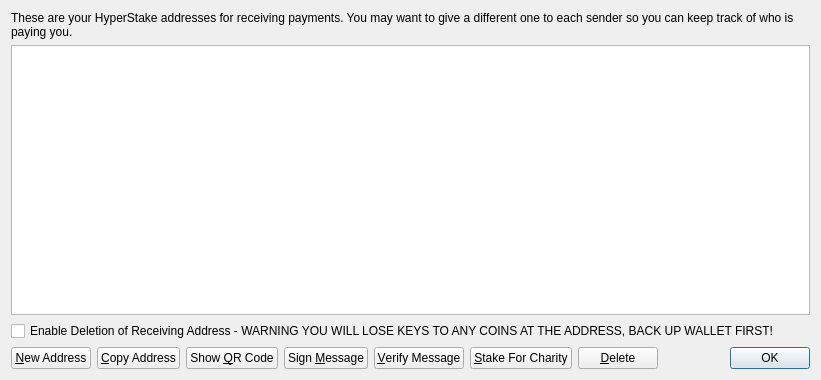
eatthetree3/Crypton, file src/qt/forms/addressbookpage.ui: the form before one commit.
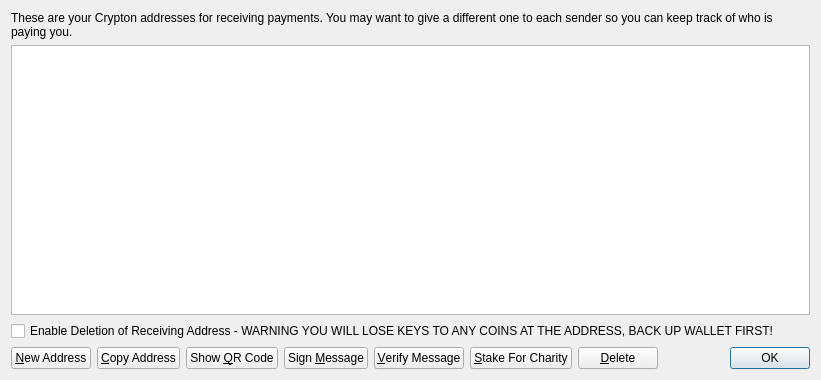
The form after the commit. Icons and pictures are not drawn.

The edit to the form file:
```diff
--- a/src/qt/forms/addressbookpage.ui
+++ b/src/qt/forms/addressbookpage.ui
@@ -17,7 +17,7 @@
    <item>
     <widget class="QLabel" name="labelExplanation">
      <property name="text">
-      <string>These are your HyperStake addresses for receiving payments. You may want to give a different one to each sender so you can keep track of who is paying you.</string>
+      <string>These are your Crypton addresses for receiving payments. You may want to give a different one to each sender so you can keep track of who is paying you.</string>
      </property>
      <property name="textFormat">
       <enum>Qt::PlainText</enum>
```
Left out of the diff: 6 changed lines with no effect on the pictures.
